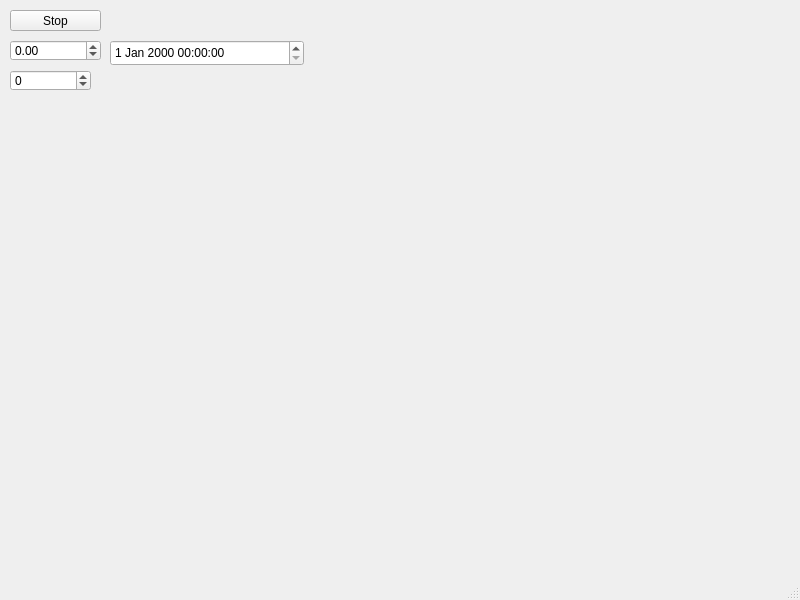
The window that src/visuals/mainwindow.ui (mipt-mmp/celestial-mechanics) describes before a commit, drawn with Qt 5.
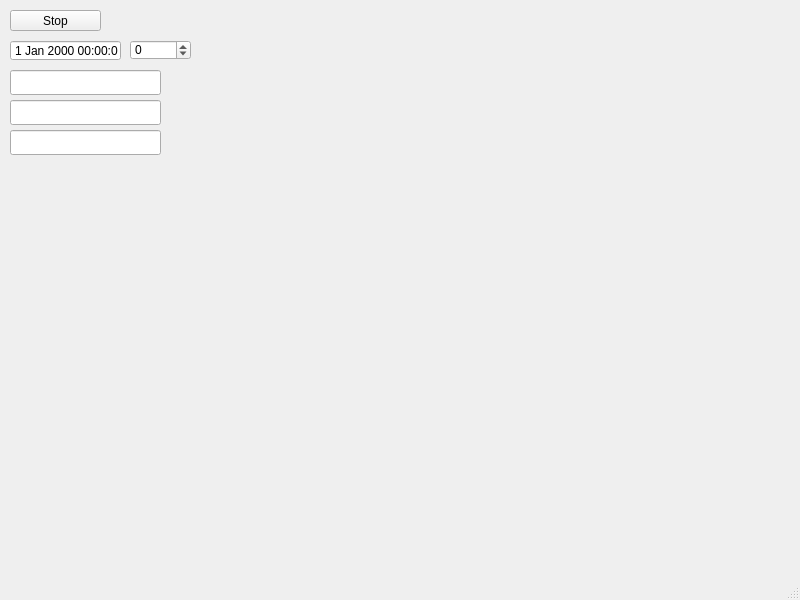
The same window after the commit.

Patch:
```diff
--- a/src/visuals/mainwindow.ui
+++ b/src/visuals/mainwindow.ui
@@ -27,46 +27,94 @@
      <string>Stop</string>
     </property>
    </widget>
-   <widget class="QDoubleSpinBox" name="doubleSpinBox">
+   <widget class="QDateTimeEdit" name="time">
     <property name="geometry">
      <rect>
       <x>10</x>
       <y>40</y>
-      <width>91</width>
+      <width>111</width>
       <height>21</height>
      </rect>
     </property>
-    <property name="minimum">
-     <double>-1000000000000.000000000000000</double>
+    <property name="readOnly">
+     <bool>true</bool>
     </property>
-    <property name="maximum">
-     <double>1000000000000.000000000000000</double>
+    <property name="buttonSymbols">
+     <enum>QAbstractSpinBox::NoButtons</enum>
+    </property>
+    <property name="maximumDateTime">
+     <datetime>
+      <hour>12</hour>
+      <minute>59</minute>
+      <second>59</second>
+      <year>9999</year>
+      <month>12</month>
+      <day>31</day>
+     </datetime>
     </property>
    </widget>
-   <widget class="QSpinBox" name="spinBox">
+   <widget class="QLineEdit" name="eDisplay">
     <property name="geometry">
      <rect>
       <x>10</x>
       <y>70</y>
-      <width>81</width>
-      <height>21</height>
+      <width>151</width>
+      <height>25</height>
+     </rect>
+    </property>
+    <property name="alignment">
+     <set>Qt::AlignRight|Qt::AlignTrailing|Qt::AlignVCenter</set>
+    </property>
+    <property name="readOnly">
+     <bool>true</bool>
+    </property>
+   </widget>
+   <widget class="QLineEdit" name="pDisplay">
+    <property name="geometry">
+     <rect>
+      <x>10</x>
+      <y>100</y>
+      <width>151</width>
+      <height>25</height>
+     </rect>
+    </property>
+    <property name="alignment">
+     <set>Qt::AlignRight|Qt::AlignTrailing|Qt::AlignVCenter</set>
+    </property>
+    <property name="readOnly">
+     <bool>true</bool>
+    </property>
+   </widget>
+   <widget class="QLineEdit" name="pmDisplay">
+    <property name="geometry">
+     <rect>
+      <x>10</x>
+      <y>130</y>
+      <width>151</width>
+      <height>25</height>
+     </rect>
+    </property>
+    <property name="alignment">
+     <set>Qt::AlignRight|Qt::AlignTrailing|Qt::AlignVCenter</set>
+    </property>
+    <property name="readOnly">
+     <bool>true</bool>
+    </property>
+   </widget>
+   <widget class="QSpinBox" name="speedBox">
+    <property name="geometry">
+     <rect>
+      <x>130</x>
+      <y>40</y>
+      <width>61</width>
+      <height>20</height>
      </rect>
     </property>
     <property name="minimum">
      <number>-1</number>
     </property>
     <property name="maximum">
-     <number>999</number>
-    </property>
-   </widget>
-   <widget class="QDateTimeEdit" name="time">
-    <property name="geometry">
-     <rect>
-      <x>110</x>
-      <y>40</y>
-      <width>194</width>
-      <height>26</height>
-     </rect>
+     <number>75</number>
     </property>
    </widget>
   </widget>
```
